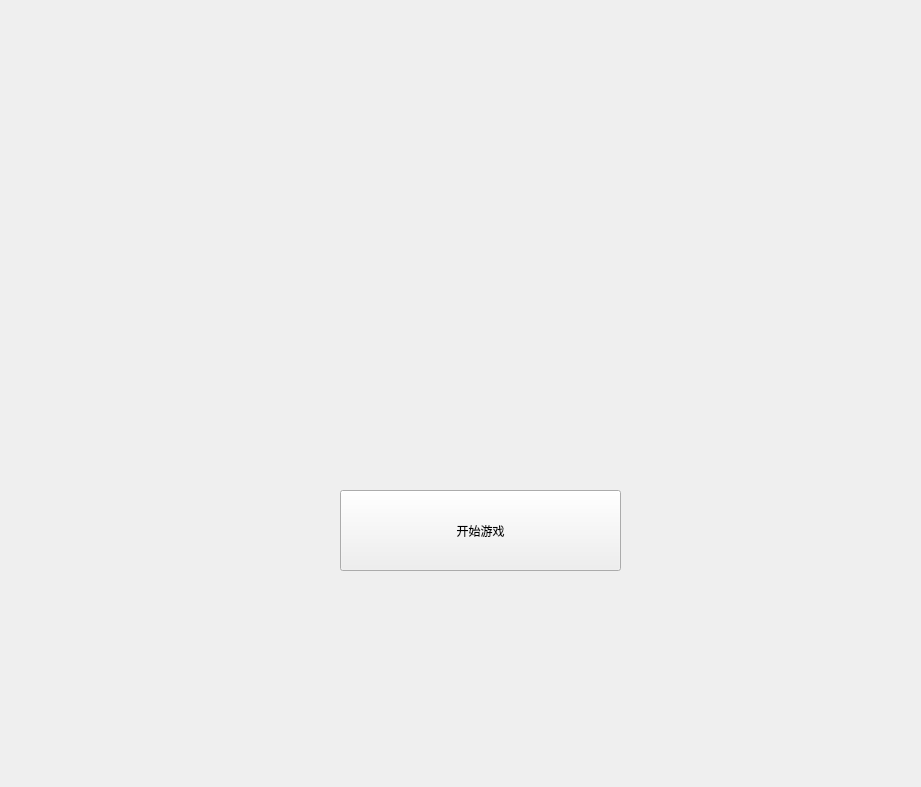
This is QTproject/private/tanchishe/Welcome.ui in yuri2078/yuri as Qt 5 draws it before an edit. The edited form follows.
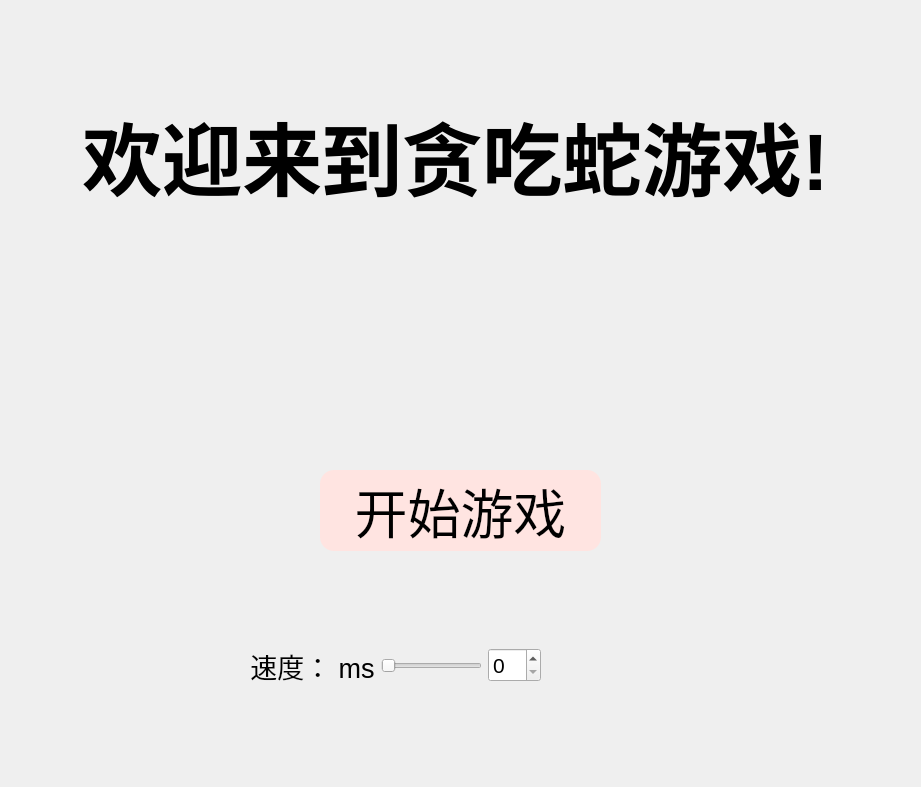
This is the edited form.

Commit message: 贪吃蛇结束

What changed in the file:
```diff
--- a/QTproject/private/tanchishe/Welcome.ui
+++ b/QTproject/private/tanchishe/Welcome.ui
@@ -13,18 +13,175 @@
   <property name="windowTitle">
    <string>Form</string>
   </property>
+  <property name="styleSheet">
+   <string notr="true"/>
+  </property>
   <widget class="QPushButton" name="start_button">
    <property name="geometry">
     <rect>
-     <x>340</x>
-     <y>490</y>
+     <x>320</x>
+     <y>470</y>
      <width>281</width>
      <height>81</height>
     </rect>
    </property>
+   <property name="cursor">
+    <cursorShape>PointingHandCursor</cursorShape>
+   </property>
+   <property name="styleSheet">
+    <string notr="true">QPushButton
+{
+    width: 200px;
+    height: 70px;
+    /*字体为微软雅黑*/
+    font-family:Microsoft Yahei;
+    /*字体大小为20点*/
+    font-size:40pt;
+    /*字体颜色为白色*/    
+    color:black;
+    /*背景颜色*/  
+    background-color:mistyrose;
+    /*边框圆角半径为8像素*/ 
+    border-radius:14px;
+}
+
+/*按钮停留态*/
+QPushButton:hover
+{
+    /*背景颜色*/  
+    background-color:LightPink;
+}
+
+/*按钮按下态*/
+ QPushButton:pressed 
+{
+    /*背景颜色*/  
+    background-color:rgb(14 , 135 , 228);
+    /*左内边距为3像素，让按下时字向右移动3像素*/  
+    padding-left:3px;
+    /*上内边距为3像素，让按下时字向下移动3像素*/  
+    padding-top:3px;
+}</string>
+   </property>
+   <property name="inputMethodHints">
+    <set>Qt::ImhNone</set>
+   </property>
    <property name="text">
     <string>开始游戏</string>
    </property>
+   <property name="iconSize">
+    <size>
+     <width>32</width>
+     <height>16</height>
+    </size>
+   </property>
+   <property name="shortcut">
+    <string/>
+   </property>
+   <property name="autoDefault">
+    <bool>false</bool>
+   </property>
+  </widget>
+  <widget class="QLabel" name="label">
+   <property name="geometry">
+    <rect>
+     <x>60</x>
+     <y>90</y>
+     <width>791</width>
+     <height>131</height>
+    </rect>
+   </property>
+   <property name="font">
+    <font>
+     <pointsize>60</pointsize>
+     <weight>75</weight>
+     <bold>true</bold>
+    </font>
+   </property>
+   <property name="mouseTracking">
+    <bool>true</bool>
+   </property>
+   <property name="focusPolicy">
+    <enum>Qt::NoFocus</enum>
+   </property>
+   <property name="frameShape">
+    <enum>QFrame::NoFrame</enum>
+   </property>
+   <property name="lineWidth">
+    <number>1</number>
+   </property>
+   <property name="text">
+    <string>欢迎来到贪吃蛇游戏!</string>
+   </property>
+   <property name="textFormat">
+    <enum>Qt::AutoText</enum>
+   </property>
+   <property name="alignment">
+    <set>Qt::AlignCenter</set>
+   </property>
+   <property name="textInteractionFlags">
+    <set>Qt::LinksAccessibleByMouse</set>
+   </property>
+  </widget>
+  <widget class="QWidget" name="widget" native="true">
+   <property name="geometry">
+    <rect>
+     <x>250</x>
+     <y>610</y>
+     <width>291</width>
+     <height>111</height>
+    </rect>
+   </property>
+   <layout class="QHBoxLayout" name="horizontalLayout">
+    <item>
+     <widget class="QLabel" name="label_2">
+      <property name="font">
+       <font>
+        <pointsize>20</pointsize>
+       </font>
+      </property>
+      <property name="text">
+       <string>速度： ms</string>
+      </property>
+      <property name="alignment">
+       <set>Qt::AlignCenter</set>
+      </property>
+     </widget>
+    </item>
+    <item>
+     <widget class="QSlider" name="horizontalSlider">
+      <property name="font">
+       <font>
+        <pointsize>16</pointsize>
+       </font>
+      </property>
+      <property name="minimum">
+       <number>100</number>
+      </property>
+      <property name="maximum">
+       <number>1000</number>
+      </property>
+      <property name="singleStep">
+       <number>50</number>
+      </property>
+      <property name="orientation">
+       <enum>Qt::Horizontal</enum>
+      </property>
+     </widget>
+    </item>
+    <item>
+     <widget class="QSpinBox" name="spinBox">
+      <property name="font">
+       <font>
+        <pointsize>16</pointsize>
+       </font>
+      </property>
+      <property name="singleStep">
+       <number>50</number>
+      </property>
+     </widget>
+    </item>
+   </layout>
   </widget>
  </widget>
  <resources/>
```
Left out of the diff: 7 changed lines with no effect on the pictures. The commit also changes 30 other files.
